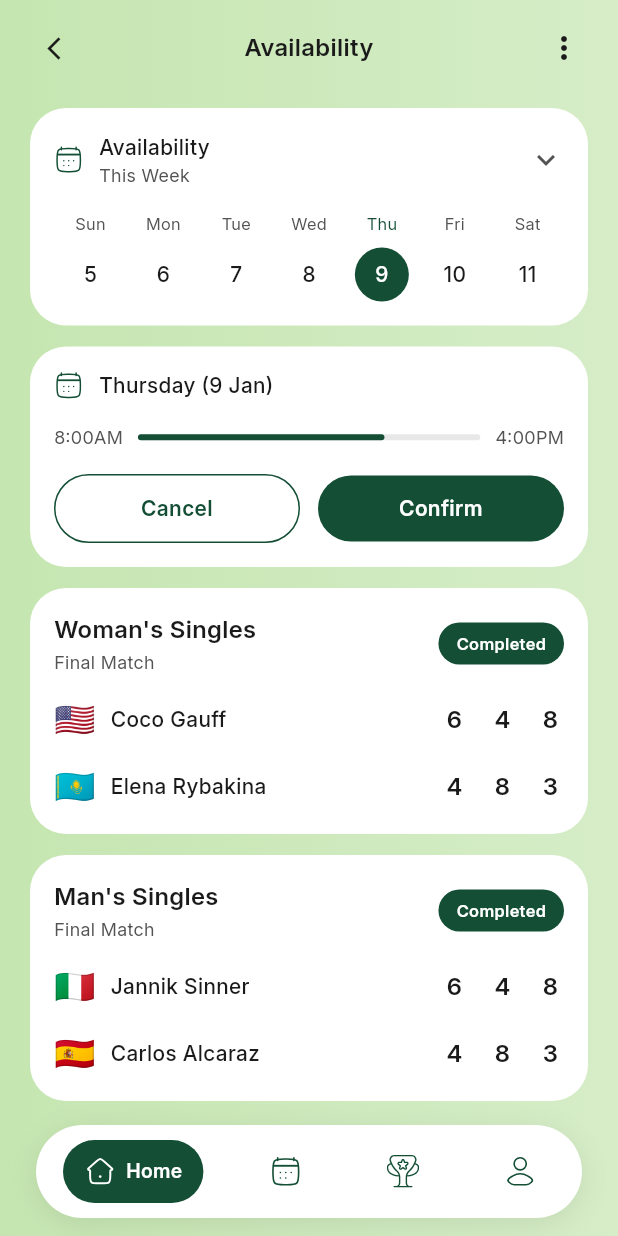
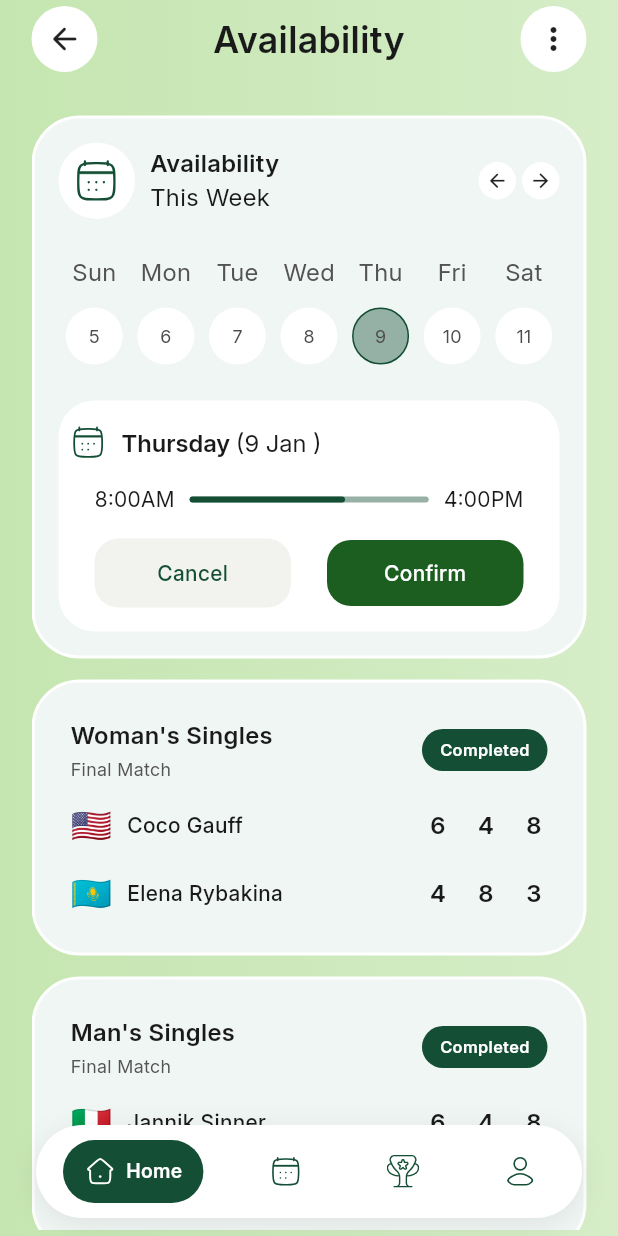
Before and after one commit to SherazAli-67/tennis-match-booking-ui, a Flutter app: the AvailabilityScreen screen opened by its route, on a phone screen of 412 x 824 dp. Run offline on Flutter 3.47's test engine with Material 3 defaults, Android fonts, the phone set to English and light mode, and no system bars; our stand-ins replace flutter_svg, go_router.

Commit message:
Tennish Match Booking app - Availability Screen UI finalized

```diff
--- a/lib/core/app_colors.dart
+++ b/lib/core/app_colors.dart
@@ -20,4 +20,6 @@
   static const greyColor = Color(0xff929090);
   static const btnBgColor = Color(0xff1A6646);
   static const fillGreyColor = Color(0xffAAAAAA);
+  static const textGreyColor = Color(0xff4C4C4C);
+  static const greyBtnColor = Color(0xffF2F3EE);
 }
--- a/lib/presentation/screens/availability_screen.dart
+++ b/lib/presentation/screens/availability_screen.dart
@@ -21,7 +21,6 @@
 class _AvailabilityScreenState extends State<AvailabilityScreen> {
   int _selectedDayIndex = 4;
 
-  CalendarDay get _selectedDay => AppData.calendarDays[_selectedDayIndex];
 
   @override
   Widget build(BuildContext context) {
@@ -39,19 +38,17 @@
         ),
         child: SafeArea(
           bottom: false,
+          child: Padding(
+            padding: const .symmetric(horizontal: 21.0, vertical: 4),
             child: Column(
+              spacing: 15,
               children: [
-              Padding(
-                padding: .fromLTRB(12, 8, 12, 0),
-                child: _buildHeader(),
-              ),
+                _buildHeader(),
                 Expanded(
                   child: ListView(
-                  padding: .fromLTRB(20, 16, 20, 100),
+                    padding: .only(top: 14),
                     children: [
                       _buildWeekCard(),
-                    const SizedBox(height: 14),
-                    _buildTimeSlotCard(),
                       const SizedBox(height: 14),
                       for (var i = 0; i < AppData.availabilityMatches.length; i++) ...[
                         _buildMatchCard(match: AppData.availabilityMatches[i]),
@@ -64,28 +61,110 @@
             ),
           ),
         ),
+      ),
     );
   }
 
   Widget _buildHeader() {
     return Row(
       children: [
-        IconButton(
-          onPressed: () => context.pop(),
-          icon: Icon(Icons.arrow_back_ios_new, size: 18, color: AppColors.textPrimaryColor),
+        GestureDetector(
+          onTap: ()=> Navigator.pop(context),
+          child: _buildCircleIconWidget(iconData: Icons.arrow_back_rounded),
         ),
-        Expanded(child: Text(StringConst.availability, style: AppTextStyles.title, textAlign: .center)),
-        IconButton(
-          onPressed: () {},
-          icon: Icon(Icons.more_vert, color: AppColors.textPrimaryColor),
+        Expanded(child: Text(StringConst.availability, style: AppTextStyles.title.copyWith(fontSize: 24),  textAlign: .center)),
+        _buildCircleIconWidget(iconData: Icons.more_vert)
+      ],
+    );
+  }
+
+  Container _buildCircleIconWidget({IconData? iconData, String? icon, double padding = 10, double size = 24}) {
+    return Container(
+      decoration: BoxDecoration(
+        color: Colors.white,
+        shape: .circle,
       ),
-      ],
+      padding: .all(padding),
+      child: iconData != null ? Icon(iconData, size: size,) : SvgPicture.asset(icon!),
     );
   }
 
   Widget _buildWeekCard() {
     return Container(
       padding: .all(16),
+      decoration: BoxDecoration(
+        color: AppColors.matchCardSurfaceColor,
+        borderRadius: .circular(32),
+        border: .all(color: Colors.white, width: 2)
+      ),
+      child: Column(
+        spacing: 24,
+        children: [
+          Row(
+            spacing: 10,
+            children: [
+              _buildCircleIconWidget(icon: AppIcons.icCalendar),
+              Expanded(
+                child: Column(
+                  crossAxisAlignment: .start,
+                  children: [
+                    Text(StringConst.availability, style: AppTextStyles.title),
+                    Text(StringConst.thisWeek, style: AppTextStyles.title.copyWith(fontWeight: .w400)),
+                  ],
+                ),
+              ),
+              Row(
+                spacing: 4,
+                children: [
+                  _buildCircleIconWidget(iconData: Icons.arrow_back_rounded, padding: 5, size: 15),
+                  _buildCircleIconWidget(iconData: Icons.arrow_forward, padding: 5, size: 15),
+                ],
+              )
+            ],
+          ),
+          Row(
+            children: [
+              for (var i = 0; i < AppData.calendarDays.length; i++)
+                Expanded(child: _buildDayItem(index: i, day: AppData.calendarDays[i])),
+            ],
+          ),
+
+          _buildTimeSlotCard(),
+        ],
+      ),
+    );
+  }
+
+  Widget _buildDayItem({required int index, required CalendarDay day}) {
+    final isSelected = _selectedDayIndex == index;
+    return GestureDetector(
+      onTap: () => setState(() => _selectedDayIndex = index),
+      child: Column(
+        spacing: 12,
+        children: [
+          Text(day.weekday, style: AppTextStyles.caption.copyWith(fontSize: 16,),),
+          Container(
+            width: 38,
+            height: 38,
+            alignment: .center,
+            decoration: BoxDecoration(
+              color: isSelected ? AppColors.primaryGreenColor.withValues(alpha: 0.41) : Colors.white,
+              shape: .circle,
+              border: .all(color: isSelected ? AppColors.primaryGreenColor : Colors.transparent)
+            ),
+            child: Text(
+              '${day.day}',
+              style: AppTextStyles.caption.copyWith(color: AppColors.textGreyColor)
+            ),
+          ),
+        ],
+      ),
+    );
+  }
+
+  Widget _buildTimeSlotCard() {
+    return Container(
+      padding: .symmetric(vertical: 16, horizontal: 8),
       decoration: BoxDecoration(
         color: AppColors.whiteColor,
         borderRadius: .circular(24),
@@ -96,85 +175,26 @@
           Row(
             spacing: 10,
             children: [
-              SvgPicture.asset(AppIcons.icCalendar, width: 20, height: 20, colorFilter: .mode(AppColors.primaryGreenColor, .srcIn)),
-              Expanded(
-                child: Column(
-                  crossAxisAlignment: .start,
+              SvgPicture.asset(AppIcons.icCalendar, width: 24, height: 24, colorFilter: .mode(AppColors.primaryGreenColor, .srcIn)),
+              RichText(text: TextSpan(
+                text: 'Thursday ',
+                style: AppTextStyles.title,
                 children: [
-                    Text(StringConst.availability, style: AppTextStyles.bodyMedium),
-                    Text(StringConst.thisWeek, style: AppTextStyles.caption),
+                  TextSpan(text: "(9 Jan )", style: AppTextStyles.title.copyWith(fontWeight: .w400))
+                ]
+              ),
+              )
             ],
           ),
-              ),
-              Icon(Icons.expand_more, color: AppColors.textMutedColor),
-            ],
-          ),
-          Row(
-            children: [
-              for (var i = 0; i < AppData.calendarDays.length; i++)
-                Expanded(child: _buildDayItem(index: i, day: AppData.calendarDays[i])),
-            ],
-          ),
-        ],
-      ),
-    );
-  }
-
-  Widget _buildDayItem({required int index, required CalendarDay day}) {
-    final isSelected = _selectedDayIndex == index;
-    return GestureDetector(
-      onTap: () => setState(() => _selectedDayIndex = index),
-      child: Column(
-        spacing: 8,
-        children: [
-          Text(
-            day.weekday,
-            style: AppTextStyles.caption.copyWith(
-              fontSize: 11,
-              color: isSelected ? AppColors.primaryGreenColor : AppColors.textMutedColor,
-            ),
-          ),
-          Container(
-            width: 36,
-            height: 36,
-            alignment: .center,
-            decoration: BoxDecoration(
-              color: isSelected ? AppColors.primaryGreenColor : Colors.transparent,
-              shape: .circle,
-            ),
-            child: Text(
-              '${day.day}',
-              style: AppTextStyles.bodyMedium.copyWith(
-                color: isSelected ? AppColors.whiteColor : AppColors.textPrimaryColor,
-              ),
-            ),
-          ),
-        ],
-      ),
-    );
-  }
-
-  Widget _buildTimeSlotCard() {
-    return Container(
-      padding: .all(16),
-      decoration: BoxDecoration(
-        color: AppColors.whiteColor,
-        borderRadius: .circular(24),
-      ),
+          Padding(
+            padding: const .symmetric(horizontal: 16.0),
             child: Column(
               spacing: 16,
               children: [
                 Row(
                   spacing: 10,
                   children: [
-              SvgPicture.asset(AppIcons.icCalendar, width: 20, height: 20, colorFilter: .mode(AppColors.primaryGreenColor, .srcIn)),
-              Text(_selectedDay.label, style: AppTextStyles.bodyMedium),
-            ],
-          ),
-          Row(
-            spacing: 10,
-            children: [
-              Text(StringConst.startTime, style: AppTextStyles.caption),
+                    Text(StringConst.startTime, style: AppTextStyles.body),
                     Expanded(
                       child: Stack(
                         alignment: .centerLeft,
@@ -182,12 +202,12 @@
                           Container(
                             height: 4,
                             decoration: BoxDecoration(
-                        color: AppColors.chipInactiveColor,
+                              color: AppColors.primaryGreenColor.withValues(alpha: 0.44),
                               borderRadius: .circular(4),
                             ),
                           ),
                           FractionallySizedBox(
-                      widthFactor: 0.72,
+                            widthFactor: 0.65,
                             child: Container(
                               height: 4,
                               decoration: BoxDecoration(
@@ -199,11 +219,11 @@
                         ],
                       ),
                     ),
-              Text(StringConst.endTime, style: AppTextStyles.caption),
+                    Text(StringConst.endTime, style: AppTextStyles.body),
                   ],
                 ),
                 Row(
-            spacing: 12,
+                  spacing: 24,
                   children: [
                     Expanded(
                       child: AppButton(label: StringConst.cancel, variant: .secondary, onPressed: () => context.pop()),
@@ -215,15 +235,20 @@
                 ),
               ],
             ),
+          ),
+
+        ],
+      ),
     );
   }
 
   Widget _buildMatchCard({required AvailabilityMatch match}) {
     return Container(
-      padding: .all(16),
+      padding: .all(24),
       decoration: BoxDecoration(
-        color: AppColors.whiteColor,
-        borderRadius: .circular(24),
+          color: AppColors.matchCardSurfaceColor,
+          borderRadius: .circular(32),
+          border: .all(color: Colors.white, width: 2)
       ),
       child: Column(
         spacing: 14,
--- a/lib/presentation/screens/home_screen.dart
+++ b/lib/presentation/screens/home_screen.dart
@@ -73,7 +73,7 @@
                       Expanded(
                         child: ListView.separated(
                           itemCount: AppData.upcomingMatches.length,
-                          separatorBuilder: (context, index) => const SizedBox(height: 14),
+                          separatorBuilder: (context, index) => const SizedBox(height: 24),
                           itemBuilder: (context, index) => _buildMatchCard(match: AppData.upcomingMatches[index]),
                         ),
                       ),
@@ -208,7 +208,9 @@
               ),
             ],
           ),
-          Row(
+          SizedBox(
+            height: 45,
+            child: Row(
               children: [
                 Expanded(
                   child: Stack(
@@ -226,6 +228,7 @@
                   child: _buildBookButton(label: match.actionLabel),
                 ),
               ],
+            ),
           )
 
 
--- a/lib/presentation/widgets/app_button.dart
+++ b/lib/presentation/widgets/app_button.dart
@@ -21,12 +21,12 @@
     return switch (variant) {
       AppButtonVariant.circular => _buildCircularButton(),
       AppButtonVariant.secondary => _buildPillButton(
-          backgroundColor: AppColors.whiteColor,
+          backgroundColor: AppColors.greyBtnColor,
           foregroundColor: AppColors.primaryGreenColor,
-          borderColor: AppColors.primaryGreenColor,
+          borderColor: Colors.transparent,
         ),
       AppButtonVariant.primary => _buildPillButton(
-          backgroundColor: AppColors.primaryGreenColor,
+          backgroundColor: AppColors.primaryGreenDarkColor,
           foregroundColor: AppColors.whiteColor,
         ),
     };
@@ -39,10 +39,10 @@
   }) {
     return Material(
       color: backgroundColor,
-      borderRadius: .circular(28),
+      borderRadius: .circular(16),
       child: InkWell(
         onTap: onPressed,
-        borderRadius: .circular(28),
+        borderRadius: .circular(16),
         child: Container(
           padding: .symmetric(horizontal: 20, vertical: 12),
           decoration: BoxDecoration(
@@ -51,7 +51,7 @@
           ),
           child: Text(
             label,
-            style: AppTextStyles.button.copyWith(color: foregroundColor),
+            style: AppTextStyles.button.copyWith(color: foregroundColor, fontWeight: .w500),
             textAlign: .center,
           ),
         ),
```
Lines whose indentation alone changed are shown as unchanged.
